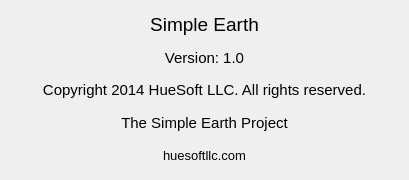
Above: AboutWindow.ui from hmendoza2001/SimpleEarth before the change. Below: the same form after it.
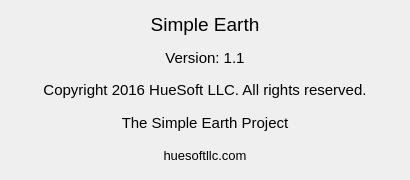
That is the form after the change. Icons and pictures are not drawn.

```diff
--- a/AboutWindow.ui
+++ b/AboutWindow.ui
@@ -6,7 +6,7 @@
    <rect>
     <x>0</x>
     <y>0</y>
-    <width>409</width>
+    <width>410</width>
     <height>180</height>
    </rect>
   </property>
@@ -43,7 +43,7 @@
       </font>
      </property>
      <property name="text">
-      <string>Version: 1.0</string>
+      <string>Version: 1.1</string>
      </property>
      <property name="alignment">
       <set>Qt::AlignCenter</set>
@@ -59,7 +59,7 @@
       </font>
      </property>
      <property name="text">
-      <string>Copyright 2014 HueSoft LLC. All rights reserved.</string>
+      <string>Copyright 2016 HueSoft LLC. All rights reserved.</string>
      </property>
      <property name="alignment">
       <set>Qt::AlignCenter</set>
```
